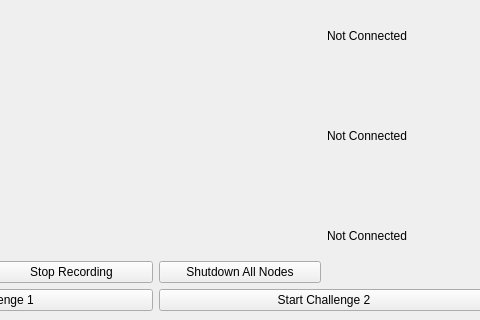
This is robot_dashboard.ui in yushayusha/jetacker-communication as Qt 5 draws it before an edit; both pictures show x 187 to 667 and y 221 to 541 of the 1022 by 541 pixel window. The edited form follows.
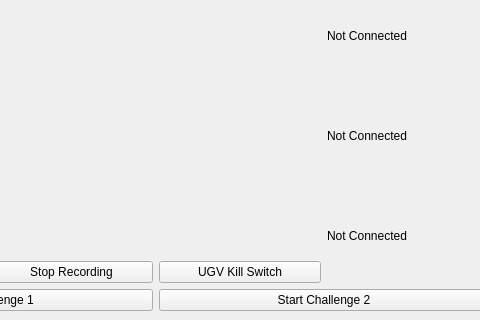
This is the edited form.

Patch:
```diff
--- a/robot_dashboard.ui
+++ b/robot_dashboard.ui
@@ -103,7 +103,7 @@
           <item>
            <widget class="QPushButton" name="btn_shutdown">
             <property name="text">
-             <string>Shutdown All Nodes</string>
+             <string>UGV Kill Switch</string>
             </property>
            </widget>
           </item>
```
